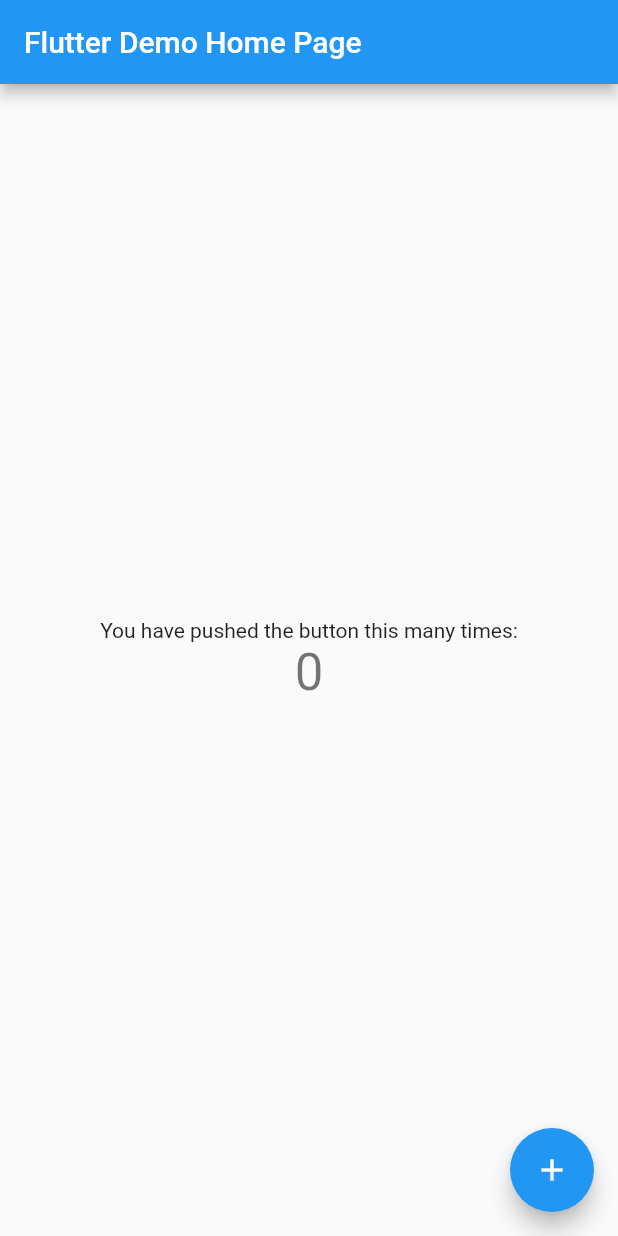
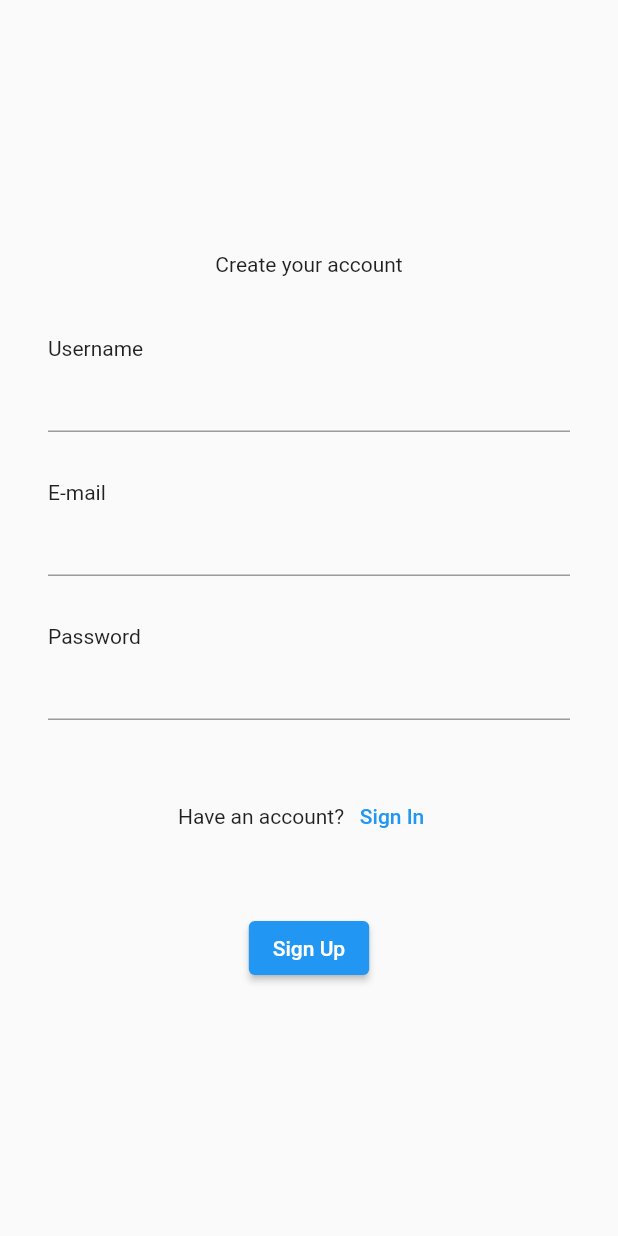
Before and after one commit to muiz6/healthy, a Flutter app: the screen it shows after launch, on a phone screen of 412 x 824 dp. Run offline on Flutter 3.47's test engine with Material 2 defaults, Android fonts, the phone set to English and light mode, and no system bars.

Commit message:
created basic sign up page

```diff
--- /dev/null
+++ b/lib/dimens.dart
@@ -0,0 +1 @@
+const insetL = 32.0;
--- a/lib/main.dart
+++ b/lib/main.dart
@@ -1,115 +1,19 @@
 import 'package:flutter/material.dart';
 
-void main() {
-  runApp(const MyApp());
-}
+import 'package:healthy/strings.dart' as strings;
+import 'package:healthy/pages/sign_up.dart';
+
+void main() => runApp(const MyApp());
 
 class MyApp extends StatelessWidget {
   const MyApp({Key? key}) : super(key: key);
 
-  // This widget is the root of your application.
   @override
   Widget build(BuildContext context) {
     return MaterialApp(
-      title: 'Flutter Demo',
-      theme: ThemeData(
-        // This is the theme of your application.
-        //
-        // Try running your application with "flutter run". You'll see the
-        // application has a blue toolbar. Then, without quitting the app, try
-        // changing the primarySwatch below to Colors.green and then invoke
-        // "hot reload" (press "r" in the console where you ran "flutter run",
-        // or simply save your changes to "hot reload" in a Flutter IDE).
-        // Notice that the counter didn't reset back to zero; the application
-        // is not restarted.
-        primarySwatch: Colors.blue,
-      ),
-      home: const MyHomePage(title: 'Flutter Demo Home Page'),
+      title: strings.appName,
+      theme: ThemeData(primarySwatch: Colors.blue),
+      home: SignUpPage(),
     );
   }
 }
-
-class MyHomePage extends StatefulWidget {
-  const MyHomePage({Key? key, required this.title}) : super(key: key);
-
-  // This widget is the home page of your application. It is stateful, meaning
-  // that it has a State object (defined below) that contains fields that affect
-  // how it looks.
-
-  // This class is the configuration for the state. It holds the values (in this
-  // case the title) provided by the parent (in this case the App widget) and
-  // used by the build method of the State. Fields in a Widget subclass are
-  // always marked "final".
-
-  final String title;
-
-  @override
-  State<MyHomePage> createState() => _MyHomePageState();
-}
-
-class _MyHomePageState extends State<MyHomePage> {
-  int _counter = 0;
-
-  void _incrementCounter() {
-    setState(() {
-      // This call to setState tells the Flutter framework that something has
-      // changed in this State, which causes it to rerun the build method below
-      // so that the display can reflect the updated values. If we changed
-      // _counter without calling setState(), then the build method would not be
-      // called again, and so nothing would appear to happen.
-      _counter++;
-    });
-  }
-
-  @override
-  Widget build(BuildContext context) {
-    // This method is rerun every time setState is called, for instance as done
-    // by the _incrementCounter method above.
-    //
-    // The Flutter framework has been optimized to make rerunning build methods
-    // fast, so that you can just rebuild anything that needs updating rather
-    // than having to individually change instances of widgets.
-    return Scaffold(
-      appBar: AppBar(
-        // Here we take the value from the MyHomePage object that was created by
-        // the App.build method, and use it to set our appbar title.
-        title: Text(widget.title),
-      ),
-      body: Center(
-        // Center is a layout widget. It takes a single child and positions it
-        // in the middle of the parent.
-        child: Column(
-          // Column is also a layout widget. It takes a list of children and
-          // arranges them vertically. By default, it sizes itself to fit its
-          // children horizontally, and tries to be as tall as its parent.
-          //
-          // Invoke "debug painting" (press "p" in the console, choose the
-          // "Toggle Debug Paint" action from the Flutter Inspector in Android
-          // Studio, or the "Toggle Debug Paint" command in Visual Studio Code)
-          // to see the wireframe for each widget.
-          //
-          // Column has various properties to control how it sizes itself and
-          // how it positions its children. Here we use mainAxisAlignment to
-          // center the children vertically; the main axis here is the vertical
-          // axis because Columns are vertical (the cross axis would be
-          // horizontal).
-          mainAxisAlignment: MainAxisAlignment.center,
-          children: <Widget>[
-            const Text(
-              'You have pushed the button this many times:',
-            ),
-            Text(
-              '$_counter',
-              style: Theme.of(context).textTheme.headline4,
-            ),
-          ],
-        ),
-      ),
-      floatingActionButton: FloatingActionButton(
-        onPressed: _incrementCounter,
-        tooltip: 'Increment',
-        child: const Icon(Icons.add),
-      ), // This trailing comma makes auto-formatting nicer for build methods.
-    );
-  }
-}
--- /dev/null
+++ b/lib/pages/sign_up.dart
@@ -0,0 +1,52 @@
+import 'package:flutter/material.dart';
+
+import 'package:healthy/dimens.dart' as dimens;
+import 'package:healthy/strings.dart' as strings;
+
+class SignUpPage extends StatelessWidget {
+  @override
+  Widget build(BuildContext context) {
+    return Scaffold(
+      body: SafeArea(
+        child: Center(
+          child: Padding(
+            child: Column(
+              children: _buildColumnItems(),
+              mainAxisAlignment: MainAxisAlignment.center,
+            ),
+            padding: EdgeInsets.all(dimens.insetL),
+          ),
+        ),
+      ),
+    );
+  }
+
+  List<Widget> _buildColumnItems() {
+    return [
+      Text(strings.createYourAccount),
+      SizedBox(height: 40),
+      Row(children: [Text(strings.username)]),
+      TextFormField(),
+      SizedBox(height: dimens.insetL),
+      Row(children: [Text(strings.eMail)]),
+      TextFormField(),
+      SizedBox(height: dimens.insetL),
+      Row(children: [Text(strings.password)]),
+      TextFormField(obscureText: true),
+      SizedBox(height: 40),
+      _signInMsg(),
+      SizedBox(height: 40),
+      ElevatedButton(onPressed: () {}, child: Text('Sign Up')),
+    ];
+  }
+
+  Widget _signInMsg() {
+    return Row(
+      children: [
+        Text(strings.haveAnAccount),
+        TextButton(onPressed: () {}, child: Text(strings.signIn)),
+      ],
+      mainAxisAlignment: MainAxisAlignment.center,
+    );
+  }
+}
--- /dev/null
+++ b/lib/strings.dart
@@ -0,0 +1,8 @@
+const appName = 'Healthy';
+const createYourAccount = 'Create your account';
+const eMail = 'E-mail';
+const haveAnAccount = 'Have an account?';
+const password = 'Password';
+const signIn = 'Sign In';
+const signUp = 'Sign Up';
+const username = 'Username';
```
